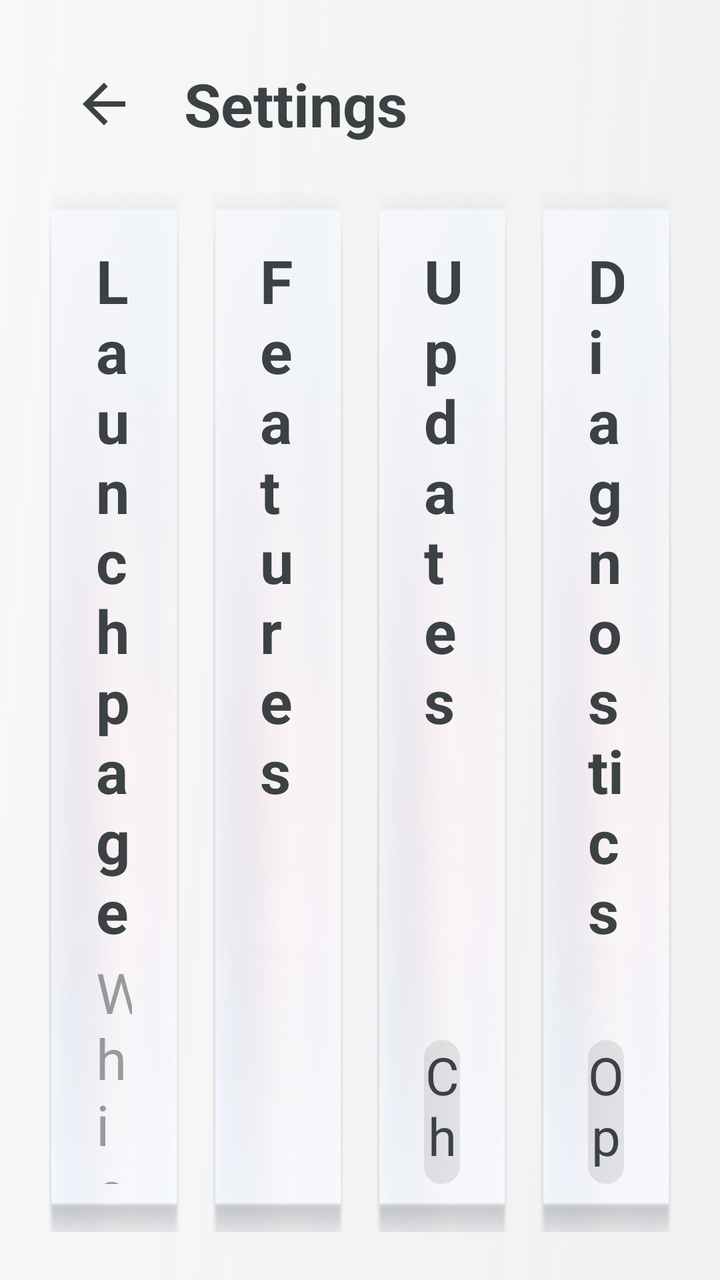
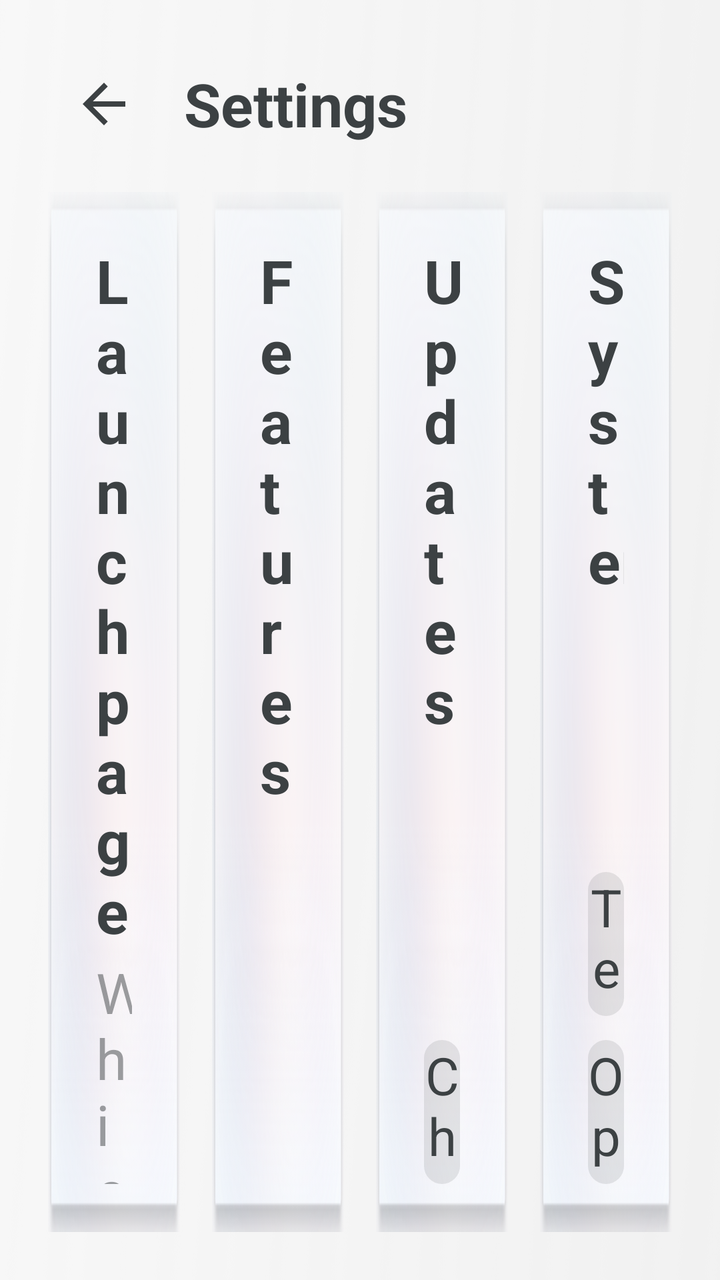

Two renders of the same Android screen: before a commit and after it. Below are the layout's source before the change and the commit's diff.
<!-- AndroidManifest.xml: application theme Theme.MG4SimpleLauncher -->
<!-- res/layout/activity_settings.xml -->
<?xml version="1.0" encoding="utf-8"?>
<LinearLayout xmlns:android="http://schemas.android.com/apk/res/android"
    android:layout_width="match_parent"
    android:layout_height="match_parent"
    android:background="@drawable/bg_home"
    android:orientation="vertical"
    android:padding="@dimen/screen_padding">

    <LinearLayout
        android:layout_width="match_parent"
        android:layout_height="wrap_content"
        android:gravity="center_vertical"
        android:orientation="horizontal">

        <ImageView
            android:id="@+id/settings_back_button"
            android:layout_width="56dp"
            android:layout_height="56dp"
            android:background="@drawable/icon_press_selector"
            android:clickable="true"
            android:contentDescription="@string/cd_back"
            android:focusable="true"
            android:padding="12dp"
            android:src="@drawable/ic_back" />

        <TextView
            android:layout_width="0dp"
            android:layout_height="wrap_content"
            android:layout_marginStart="12dp"
            android:layout_weight="1"
            android:text="@string/settings_title"
            android:textColor="@color/text_primary"
            android:textSize="@dimen/drawer_title_size"
            android:textStyle="bold" />
    </LinearLayout>

    <LinearLayout
        android:layout_width="match_parent"
        android:layout_height="0dp"
        android:layout_marginTop="@dimen/card_gap"
        android:layout_weight="1"
        android:baselineAligned="false"
        android:orientation="horizontal">

        
        <LinearLayout
            android:layout_width="0dp"
            android:layout_height="match_parent"
            android:layout_marginEnd="@dimen/card_gap"
            android:layout_weight="1"
            android:background="@drawable/smallcard_selector"
            android:orientation="vertical"
            android:padding="@dimen/info_card_padding">

            <TextView
                android:layout_width="wrap_content"
                android:layout_height="wrap_content"
                android:text="@string/settings_home_page"
                android:textColor="@color/text_primary"
                android:textSize="@dimen/small_card_label_size"
                android:textStyle="bold" />

            <TextView
                android:layout_width="match_parent"
                android:layout_height="wrap_content"
                android:layout_marginTop="2dp"
                android:text="@string/settings_home_page_hint"
                android:textColor="@color/text_secondary"
                android:textSize="@dimen/info_card_body_size" />

            <Space
                android:layout_width="match_parent"
                android:layout_height="0dp"
                android:layout_weight="1"
                android:minHeight="16dp" />

            
            <RadioGroup
                android:id="@+id/settings_home_page_group"
                android:layout_width="match_parent"
                android:layout_height="wrap_content"
                android:orientation="vertical">

                <RadioButton
                    android:id="@+id/home_page_main"
                    android:layout_width="match_parent"
                    android:layout_height="@dimen/settings_tab_height"
                    android:background="@drawable/filter_tab_selector"
                    android:button="@null"
                    android:checked="true"
                    android:ellipsize="end"
                    android:gravity="center"
                    android:includeFontPadding="false"
                    android:maxLines="1"
                    android:paddingStart="8dp"
                    android:paddingEnd="8dp"
                    android:text="@string/settings_page_home"
                    android:textColor="@color/filter_tab_text"
                    android:textSize="@dimen/settings_tab_text_size" />

                <RadioButton
                    android:id="@+id/home_page_shortcuts"
                    android:layout_width="match_parent"
                    android:layout_height="@dimen/settings_tab_height"
                    android:layout_marginTop="8dp"
                    android:background="@drawable/filter_tab_selector"
                    android:button="@null"
                    android:ellipsize="end"
                    android:gravity="center"
                    android:includeFontPadding="false"
                    android:maxLines="1"
                    android:paddingStart="8dp"
                    android:paddingEnd="8dp"
                    android:text="@string/settings_page_shortcuts"
                    android:textColor="@color/filter_tab_text"
                    android:textSize="@dimen/settings_tab_text_size" />

                <RadioButton
                    android:id="@+id/home_page_system"
                    android:layout_width="match_parent"
                    android:layout_height="@dimen/settings_tab_height"
                    android:layout_marginTop="8dp"
                    android:background="@drawable/filter_tab_selector"
                    android:button="@null"
                    android:ellipsize="end"
                    android:gravity="center"
                    android:includeFontPadding="false"
                    android:maxLines="1"
                    android:paddingStart="8dp"
                    android:paddingEnd="8dp"
                    android:text="@string/settings_page_system"
                    android:textColor="@color/filter_tab_text"
                    android:textSize="@dimen/settings_tab_text_size" />
            </RadioGroup>
        </LinearLayout>

        
        <LinearLayout
            android:layout_width="0dp"
            android:layout_height="match_parent"
            android:layout_marginEnd="@dimen/card_gap"
            android:layout_weight="1"
            android:background="@drawable/smallcard_selector"
            android:orientation="vertical"
            android:padding="@dimen/info_card_padding">

            <TextView
                android:layout_width="wrap_content"
                android:layout_height="wrap_content"
                android:text="@string/settings_features"
                android:textColor="@color/text_primary"
                android:textSize="@dimen/small_card_label_size"
                android:textStyle="bold" />

            <ScrollView
                android:layout_width="match_parent"
                android:layout_height="0dp"
                android:layout_marginTop="14dp"
                android:layout_weight="1"
                android:scrollbars="none">

                <LinearLayout
                    android:id="@+id/settings_feature_list"
                    android:layout_width="match_parent"
                    android:layout_height="wrap_content"
                    android:orientation="vertical">

                    <include
                        layout="@layout/part_settings_toggle"
                        android:id="@+id/toggle_shortcuts_page" />

                    <include
                        layout="@layout/part_settings_toggle"
                        android:id="@+id/toggle_beta_channel" />
                </LinearLayout>
            </ScrollView>
        </LinearLayout>

        
        <LinearLayout
            android:layout_width="0dp"
            android:layout_height="match_parent"
            android:layout_marginEnd="@dimen/card_gap"
            android:layout_weight="1"
            android:background="@drawable/smallcard_selector"
            android:orientation="vertical"
            android:padding="@dimen/info_card_padding">

            <TextView
                android:layout_width="wrap_content"
                android:layout_height="wrap_content"
                android:text="@string/settings_updates"
                android:textColor="@color/text_primary"
                android:textSize="@dimen/small_card_label_size"
                android:textStyle="bold" />

            <TextView
                android:id="@+id/settings_version"
                android:layout_width="match_parent"
                android:layout_height="wrap_content"
                android:layout_marginTop="2dp"
                android:textColor="@color/text_secondary"
                android:textSize="@dimen/info_card_body_size" />

            <Space
                android:layout_width="match_parent"
                android:layout_height="0dp"
                android:layout_weight="1"
                android:minHeight="16dp" />

            <TextView
                android:id="@+id/settings_check_updates"
                android:layout_width="match_parent"
                android:layout_height="@dimen/settings_tab_height"
                android:background="@drawable/native_button_selector"
                android:clickable="true"
                android:focusable="true"
                android:gravity="center"
                android:text="@string/update_check_action"
                android:textColor="@color/text_primary"
                android:textSize="@dimen/drawer_button_size" />
        </LinearLayout>

        
        <LinearLayout
            android:layout_width="0dp"
            android:layout_height="match_parent"
            android:layout_weight="1"
            android:background="@drawable/smallcard_selector"
            android:orientation="vertical"
            android:padding="@dimen/info_card_padding">

            <TextView
                android:layout_width="wrap_content"
                android:layout_height="wrap_content"
                android:text="@string/diagnostics_title"
                android:textColor="@color/text_primary"
                android:textSize="@dimen/small_card_label_size"
                android:textStyle="bold" />

            <TextView
                android:id="@+id/settings_diagnostics_summary"
                android:layout_width="match_parent"
                android:layout_height="wrap_content"
                android:layout_marginTop="2dp"
                android:textColor="@color/text_secondary"
                android:textSize="@dimen/info_card_body_size" />

            <Space
                android:layout_width="match_parent"
                android:layout_height="0dp"
                android:layout_weight="1"
                android:minHeight="16dp" />

            <TextView
                android:id="@+id/settings_open_diagnostics"
                android:layout_width="match_parent"
                android:layout_height="@dimen/settings_tab_height"
                android:background="@drawable/native_button_selector"
                android:clickable="true"
                android:focusable="true"
                android:gravity="center"
                android:text="@string/diagnostics_open"
                android:textColor="@color/text_primary"
                android:textSize="@dimen/drawer_button_size" />
        </LinearLayout>
    </LinearLayout>
</LinearLayout>
<!-- res/layout/part_settings_toggle.xml (included above) -->
<?xml version="1.0" encoding="utf-8"?>
<LinearLayout xmlns:android="http://schemas.android.com/apk/res/android"
    xmlns:app="http://schemas.android.com/apk/res-auto"
    android:layout_width="match_parent"
    android:layout_height="@dimen/settings_toggle_height"
    android:background="?attr/selectableItemBackground"
    android:baselineAligned="false"
    android:clickable="true"
    android:focusable="true"
    android:gravity="center_vertical"
    android:orientation="horizontal"
>

    <LinearLayout
        android:layout_width="0dp"
        android:layout_height="wrap_content"
        android:layout_weight="1"
        android:orientation="vertical">

        <TextView
            android:id="@+id/toggle_label"
            android:layout_width="match_parent"
            android:layout_height="wrap_content"
            android:ellipsize="end"
            android:maxLines="1"
            android:textColor="@color/text_primary"
            android:textSize="@dimen/charge_item_title_size" />

        <TextView
            android:id="@+id/toggle_hint"
            android:layout_width="match_parent"
            android:layout_height="wrap_content"
            android:layout_marginTop="2dp"
            android:ellipsize="end"
            android:maxLines="2"
            android:textColor="@color/text_secondary"
            android:textSize="@dimen/secondary_text_size" />
    </LinearLayout>

    
    <androidx.appcompat.widget.SwitchCompat
        android:id="@+id/toggle_switch"
        android:layout_width="wrap_content"
        android:layout_height="wrap_content"
        android:layout_marginStart="16dp"
        android:background="@null"
        android:clickable="false"
        android:focusable="false"
        android:thumb="@drawable/switch_thumb_selector"
        app:track="@drawable/switch_track_selector" />
</LinearLayout>
<!-- resources referenced by this layout -->
<resources>
  <color name="text_primary">#3c4143</color>
  <color name="text_secondary">#7f3c4143</color>
  <dimen name="card_gap">16dp</dimen>
  <dimen name="charge_item_title_size">28sp</dimen>
  <dimen name="drawer_button_size">26sp</dimen>
  <dimen name="drawer_title_size">30sp</dimen>
  <dimen name="info_card_body_size">28sp</dimen>
  <dimen name="info_card_padding">24dp</dimen>
  <dimen name="screen_padding">24dp</dimen>
  <dimen name="secondary_text_size">20sp</dimen>
  <dimen name="settings_tab_height">72dp</dimen>
  <dimen name="settings_tab_text_size">28sp</dimen>
  <dimen name="settings_toggle_height">88dp</dimen>
  <dimen name="small_card_label_size">30sp</dimen>
  <!-- drawable filter_tab_selector (drawable) -->
  <?xml version="1.0" encoding="utf-8"?>
  <selector xmlns:android="http://schemas.android.com/apk/res/android">
      <item android:state_checked="true" android:drawable="@drawable/tab_clicked" />
      <item android:state_selected="true" android:drawable="@drawable/tab_clicked" />
      <item android:drawable="@drawable/tab_normal" />
  </selector>
  <!-- drawable ic_back (drawable) -->
  <?xml version="1.0" encoding="utf-8"?>
  <vector xmlns:android="http://schemas.android.com/apk/res/android"
      android:width="28dp"
      android:height="28dp"
      android:viewportWidth="24"
      android:viewportHeight="24"
      android:tint="@color/text_primary">
      <path
          android:fillColor="@android:color/white"
          android:pathData="M20,11H7.83l5.59,-5.59L12,4l-8,8 8,8 1.41,-1.41L7.83,13H20v-2z" />
  </vector>
  <!-- drawable icon_press_selector (drawable) -->
  <?xml version="1.0" encoding="utf-8"?>
  <selector xmlns:android="http://schemas.android.com/apk/res/android">
      <item android:state_pressed="true">
          <shape android:shape="rectangle">
              <corners android:radius="@dimen/native_button_radius" />
              <solid android:color="@color/button_surface_pressed" />
          </shape>
      </item>
      <item android:drawable="@android:color/transparent" />
  </selector>
  <!-- drawable smallcard_selector (drawable) -->
  <?xml version="1.0" encoding="utf-8"?>
  <selector xmlns:android="http://schemas.android.com/apk/res/android">
      <item android:state_pressed="true" android:drawable="@drawable/bg_clicked" />
      <item android:drawable="@drawable/bg_normal" />
  </selector>
  <string name="cd_back">Back</string>
  <string name="diagnostics_open">Open log</string>
  <string name="diagnostics_title">Diagnostics</string>
  <string name="settings_features">Features</string>
  <string name="settings_home_page">Launch page</string>
  <string name="settings_home_page_hint">Which page the launcher opens on</string>
  <string name="settings_page_home">Home</string>
  <string name="settings_page_shortcuts">Shortcuts</string>
  <string name="settings_page_system">Tools</string>
  <string name="settings_title">Settings</string>
  <string name="settings_updates">Updates</string>
  <string name="update_check_action">Check for updates</string>
  <style name="Theme.MG4SimpleLauncher" parent="Theme.AppCompat.DayNight.NoActionBar">
          <item name="android:windowBackground">@drawable/bg_home</item>
          <item name="android:statusBarColor">@android:color/transparent</item>
          <item name="android:navigationBarColor">@android:color/transparent</item>
          <item name="colorAccent">@color/accent</item>
      </style>
  <dimen name="native_button_radius">10dp</dimen>
  <color name="button_surface_pressed">#3d3c4143</color>
  <color name="button_surface">#1f3c4143</color>
  <color name="accent">#056eff</color>
  <!-- unchanged entries left out for length: 16 -->
</resources>

<!-- the commit's change to res/layout/activity_settings.xml (unified diff, before → after) -->
@@ -233,7 +233,7 @@
             <TextView
                 android:layout_width="wrap_content"
                 android:layout_height="wrap_content"
-                android:text="@string/diagnostics_title"
+                android:text="@string/settings_system"
                 android:textColor="@color/text_primary"
                 android:textSize="@dimen/small_card_label_size"
                 android:textStyle="bold" />
@@ -253,9 +253,22 @@
                 android:minHeight="16dp" />
 
             <TextView
+                android:id="@+id/settings_open_technical"
+                android:layout_width="match_parent"
+                android:layout_height="@dimen/settings_tab_height"
+                android:background="@drawable/native_button_selector"
+                android:clickable="true"
+                android:focusable="true"
+                android:gravity="center"
+                android:text="@string/sys_technical"
+                android:textColor="@color/text_primary"
+                android:textSize="@dimen/drawer_button_size" />
+
+            <TextView
                 android:id="@+id/settings_open_diagnostics"
                 android:layout_width="match_parent"
                 android:layout_height="@dimen/settings_tab_height"
+                android:layout_marginTop="12dp"
                 android:background="@drawable/native_button_selector"
                 android:clickable="true"
                 android:focusable="true"
<!-- resource entries referenced after the edit -->
@@ -52,15 +52,16 @@
   </selector>
   <string name="cd_back">Back</string>
   <string name="diagnostics_open">Open log</string>
-  <string name="diagnostics_title">Diagnostics</string>
   <string name="settings_features">Features</string>
   <string name="settings_home_page">Launch page</string>
   <string name="settings_home_page_hint">Which page the launcher opens on</string>
   <string name="settings_page_home">Home</string>
   <string name="settings_page_shortcuts">Shortcuts</string>
   <string name="settings_page_system">Tools</string>
+  <string name="settings_system">System</string>
   <string name="settings_title">Settings</string>
   <string name="settings_updates">Updates</string>
+  <string name="sys_technical">Technical details</string>
   <string name="update_check_action">Check for updates</string>
   <style name="Theme.MG4SimpleLauncher" parent="Theme.AppCompat.DayNight.NoActionBar">
           <item name="android:windowBackground">@drawable/bg_home</item>
